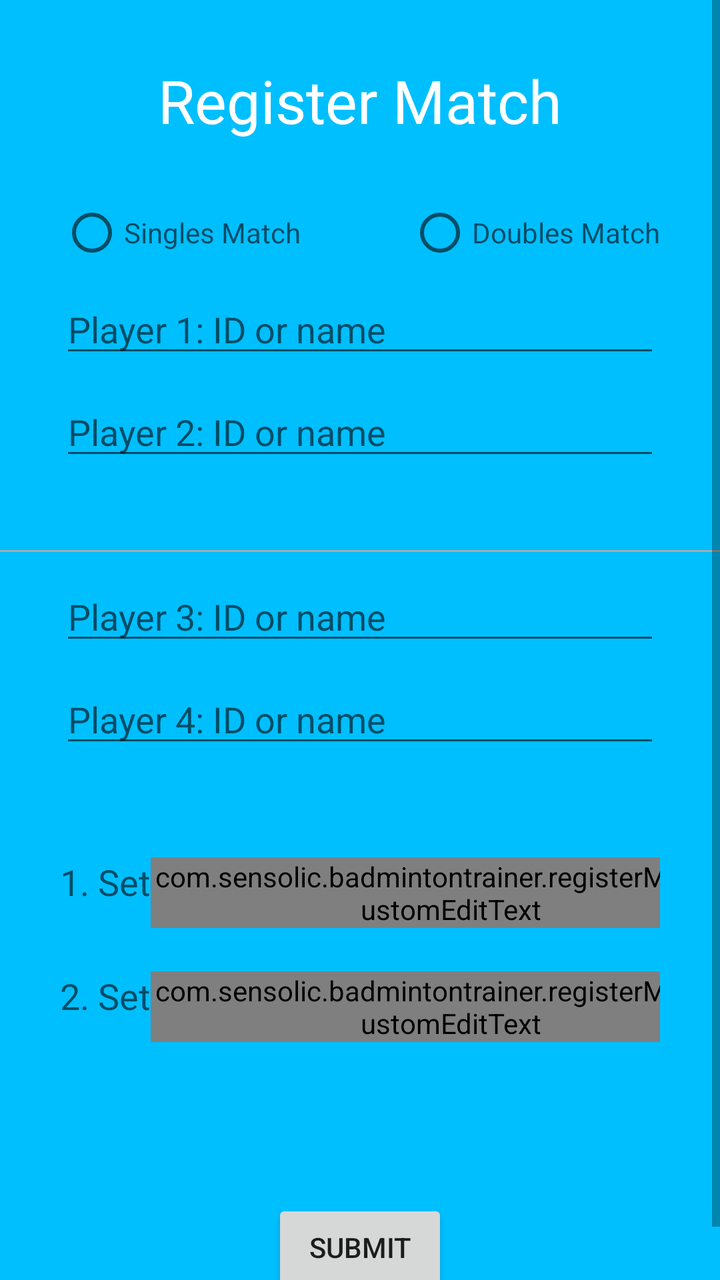
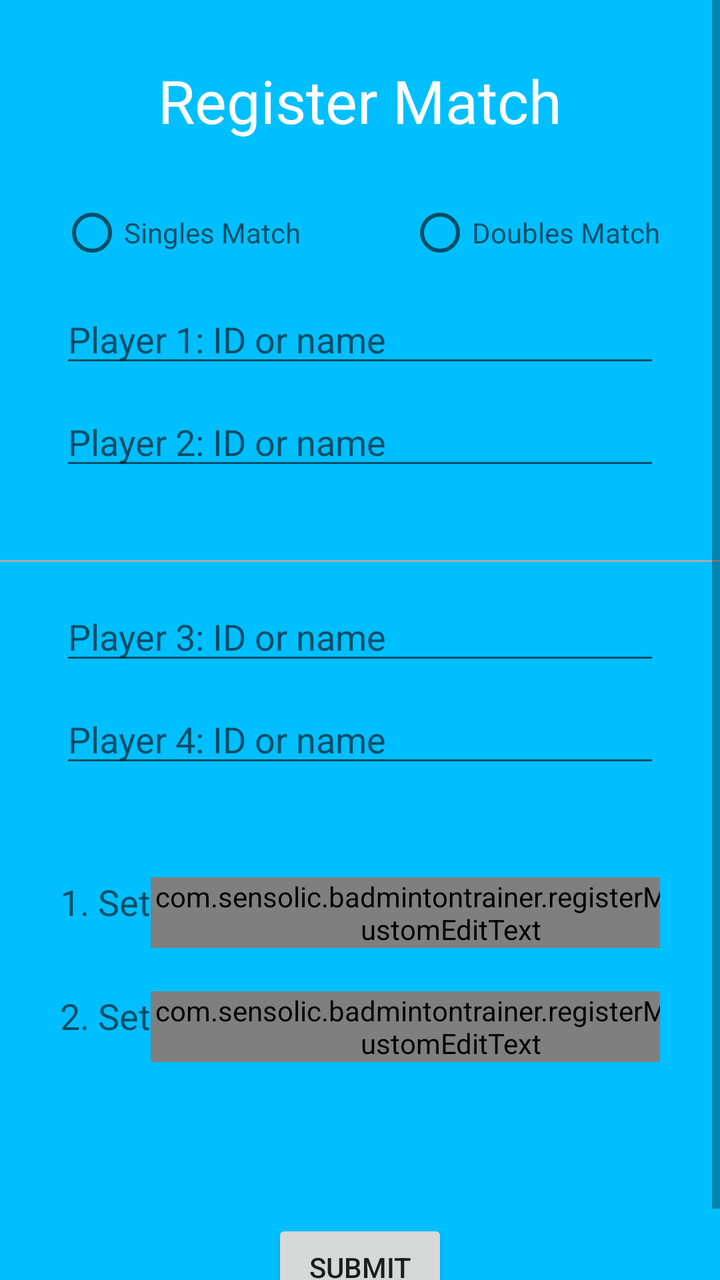

Two renders of the same Android screen: before a commit and after it. Below are the layout's source before the change and the commit's diff.
<!-- AndroidManifest.xml: application theme AppTheme -->
<!-- res/layout/activity_register_match.xml -->
<?xml version="1.0" encoding="utf-8"?>
<ScrollView xmlns:android="http://schemas.android.com/apk/res/android"
    xmlns:tools="http://schemas.android.com/tools"
    android:id="@+id/registerMatchScrollView"
    android:layout_width="match_parent"
    android:layout_height="match_parent"
    android:focusable="true"
    android:focusableInTouchMode="true"
    android:background="@color/colorPrimaryDark"
    tools:context=".registerMatch.RegisterMatchActivity">

    <RelativeLayout
        android:id="@+id/registerMatchContainer"
        android:layout_width="match_parent"
        android:layout_height="wrap_content"
        android:orientation="vertical">

        <TextView
            android:id="@+id/registerMatchHeadline"
            android:layout_width="wrap_content"
            android:layout_height="wrap_content"
            android:layout_centerInParent="true"
            android:layout_alignParentTop="true"
            android:layout_margin="@dimen/marginRegisterMatch"
            android:text="@string/registerMatchHeadline"
            android:textColor="@color/colorRegisterMatch"
            android:textSize="30sp" />

        <RadioGroup
            android:id="@+id/matchTypeSelector"
            android:layout_width="wrap_content"
            android:layout_height="wrap_content"
            android:layout_marginStart="30dp"
            android:layout_marginEnd="30dp"
            android:layout_below="@id/registerMatchHeadline"
            android:orientation="horizontal">

            <RadioButton
                android:id="@+id/singlesMatchSelector"
                android:layout_width="wrap_content"
                android:layout_height="wrap_content"
                android:hint="Singles Match" />

            <View
                android:layout_width="0dp"
                android:layout_height="0dp"
                android:layout_weight="1" />

            <RadioButton
                android:id="@+id/doublesMatchSelector"
                android:layout_width="wrap_content"
                android:layout_height="wrap_content"
                android:hint="Doubles Match" />
        </RadioGroup>

        <AutoCompleteTextView
            android:id="@+id/team1player1chooser"
            android:layout_width="match_parent"
            android:layout_height="wrap_content"
            android:layout_below="@id/matchTypeSelector"
            android:layout_marginStart="30dp"
            android:layout_marginTop="10dp"
            android:layout_marginEnd="30dp"
            android:lines="1"
            android:hint="Player 1: ID or name"/>

        <com.google.android.material.textfield.TextInputLayout
            android:id="@+id/team1player1"
            android:layout_width="match_parent"
            android:layout_height="wrap_content"
            android:layout_below="@id/matchTypeSelector"
            android:layout_marginStart="30dp"
            android:layout_marginTop="10dp"
            android:layout_marginEnd="30dp"
            android:visibility="gone">

            <com.sensolic.badmintontrainer.registerMatch.CustomEditText
                android:id="@+id/player1editText"
                android:layout_width="match_parent"
                android:layout_height="wrap_content"
                android:layout_gravity="center"
                android:inputType="textPersonName"
                android:lines="1"
                android:minWidth="233dp"
                android:visibility="gone"/>
        </com.google.android.material.textfield.TextInputLayout>

        <AutoCompleteTextView
            android:id="@+id/team1player2chooser"
            android:layout_width="match_parent"
            android:layout_height="wrap_content"
            android:layout_below="@id/team1player1chooser"
            android:layout_marginStart="30dp"
            android:layout_marginTop="10dp"
            android:layout_marginEnd="30dp"
            android:hint="Player 2: ID or name"/>

        <com.google.android.material.textfield.TextInputLayout
            android:id="@+id/team1player2"
            android:layout_width="match_parent"
            android:layout_height="wrap_content"
            android:layout_below="@id/team1player1"
            android:layout_marginStart="30dp"
            android:layout_marginTop="10dp"
            android:layout_marginEnd="30dp"
            android:visibility="gone">

            <com.sensolic.badmintontrainer.registerMatch.CustomEditText
                android:id="@+id/player2editText"
                android:layout_width="match_parent"
                android:layout_height="wrap_content"
                android:layout_gravity="center"
                android:inputType="textPersonName"
                android:lines="1"
                android:minWidth="233dp"
                android:visibility="gone"/>
        </com.google.android.material.textfield.TextInputLayout>

        <View
            android:id="@+id/playerSeparator1"
            android:layout_width="match_parent"
            android:layout_height="1dp"
            android:layout_below="@id/team1player2chooser"
            android:layout_marginTop="40dp"
            android:background="@android:color/darker_gray"/>

        <AutoCompleteTextView
            android:id="@+id/team2player1chooser"
            android:layout_width="match_parent"
            android:layout_height="wrap_content"
            android:layout_below="@id/playerSeparator1"
            android:layout_marginStart="30dp"
            android:layout_marginTop="10dp"
            android:layout_marginEnd="30dp"
            android:hint="Player 3: ID or name"/>

        <com.google.android.material.textfield.TextInputLayout
            android:id="@+id/team2player1"
            android:layout_width="match_parent"
            android:layout_height="wrap_content"
            android:layout_below="@id/playerSeparator1"
            android:layout_marginStart="30dp"
            android:layout_marginTop="10dp"
            android:layout_marginEnd="30dp"
            android:visibility="gone">

            <com.sensolic.badmintontrainer.registerMatch.CustomEditText
                android:id="@+id/player3editText"
                android:layout_width="match_parent"
                android:layout_height="wrap_content"
                android:layout_gravity="center"
                android:inputType="textPersonName"
                android:lines="1"
                android:minWidth="233dp"
                android:visibility="gone"/>
        </com.google.android.material.textfield.TextInputLayout>

        <AutoCompleteTextView
            android:id="@+id/team2player2chooser"
            android:layout_width="match_parent"
            android:layout_height="wrap_content"
            android:layout_below="@id/team2player1chooser"
            android:layout_marginStart="30dp"
            android:layout_marginTop="10dp"
            android:layout_marginEnd="30dp"
            android:hint="Player 4: ID or name"/>

        <com.google.android.material.textfield.TextInputLayout
            android:id="@+id/team2player2"
            android:layout_width="match_parent"
            android:layout_height="wrap_content"
            android:layout_below="@id/team2player1"
            android:layout_marginStart="30dp"
            android:layout_marginTop="10dp"
            android:layout_marginEnd="30dp"
            android:visibility="gone">

            <com.sensolic.badmintontrainer.registerMatch.CustomEditText
                android:id="@+id/player4editText"
                android:layout_width="match_parent"
                android:layout_height="wrap_content"
                android:layout_gravity="center"
                android:inputType="textPersonName"
                android:lines="1"
                android:minWidth="233dp"
                android:visibility="gone"/>
        </com.google.android.material.textfield.TextInputLayout>

        <LinearLayout
            android:id="@+id/score1Container"
            android:layout_width="match_parent"
            android:layout_height="wrap_content"
            android:layout_below="@id/team2player2chooser"
            android:layout_marginStart="30dp"
            android:layout_marginTop="50dp"
            android:layout_marginEnd="30dp"
            android:orientation="horizontal">

            <TextView
                android:layout_width="wrap_content"
                android:layout_height="wrap_content"
                android:textColor="?android:textColorHint"
                android:textSize="18sp"
                android:text="@string/firstSet"/>

            <View
                android:layout_width="0dp"
                android:layout_height="0dp"
                android:layout_weight="2" />

            <com.google.android.material.textfield.TextInputLayout
                android:layout_width="wrap_content"
                android:layout_height="wrap_content"
                android:hint="@string/score1Hint">

                <com.sensolic.badmintontrainer.registerMatch.CustomEditText
                    android:id="@+id/score1Team1"
                    android:layout_width="wrap_content"
                    android:layout_height="wrap_content"
                    android:layout_gravity="center"
                    android:inputType="number"
                    android:maxWidth="150dp"
                    android:minWidth="100dp"
                    android:textAlignment="center" />
            </com.google.android.material.textfield.TextInputLayout>

            <TextView
                android:layout_width="wrap_content"
                android:layout_height="wrap_content"
                android:layout_gravity="center"
                android:layout_margin="10dp"
                android:text="@string/scoreSeparator"
                android:textSize="20sp" />

            <com.google.android.material.textfield.TextInputLayout
                android:layout_width="wrap_content"
                android:layout_height="wrap_content"
                android:hint="@string/score2Hint">

                <com.sensolic.badmintontrainer.registerMatch.CustomEditText
                    android:id="@+id/score1Team2"
                    android:layout_width="wrap_content"
                    android:layout_height="wrap_content"
                    android:layout_gravity="center"
                    android:inputType="number"
                    android:maxWidth="150dp"
                    android:minWidth="100dp"
                    android:textAlignment="center" />
            </com.google.android.material.textfield.TextInputLayout>

            <View
                android:layout_width="0dp"
                android:layout_height="0dp"
                android:layout_weight="2" />

        </LinearLayout>

        <LinearLayout
            android:id="@+id/score2Container"
            android:layout_width="match_parent"
            android:layout_height="wrap_content"
            android:layout_below="@id/score1Container"
            android:layout_marginStart="30dp"
            android:layout_marginTop="10dp"
            android:layout_marginEnd="30dp"
            android:orientation="horizontal">

            <TextView
                android:layout_width="wrap_content"
                android:layout_height="wrap_content"
                android:textColor="?android:textColorHint"
                android:textSize="18sp"
                android:text="@string/secondSet"/>

            <View
                android:layout_width="0dp"
                android:layout_height="0dp"
                android:layout_weight="2" />

            <com.google.android.material.textfield.TextInputLayout
                android:layout_width="wrap_content"
                android:layout_height="wrap_content"
                android:hint="@string/score1Hint">

                <com.sensolic.badmintontrainer.registerMatch.CustomEditText
                    android:id="@+id/score2Team1"
                    android:layout_width="wrap_content"
                    android:layout_height="wrap_content"
                    android:layout_gravity="center"
                    android:inputType="number"
                    android:maxWidth="150dp"
                    android:minWidth="100dp"
                    android:textAlignment="center" />
            </com.google.android.material.textfield.TextInputLayout>

            <TextView
                android:layout_width="wrap_content"
                android:layout_height="wrap_content"
                android:layout_gravity="center"
                android:layout_margin="10dp"
                android:text="@string/scoreSeparator"
                android:textSize="20sp" />

            <com.google.android.material.textfield.TextInputLayout
                android:layout_width="wrap_content"
                android:layout_height="wrap_content"
                android:hint="@string/score2Hint">

                <com.sensolic.badmintontrainer.registerMatch.CustomEditText
                    android:id="@+id/score2Team2"
                    android:layout_width="wrap_content"
                    android:layout_height="wrap_content"
                    android:layout_gravity="center"
                    android:inputType="number"
                    android:maxWidth="150dp"
                    android:minWidth="100dp"
                    android:textAlignment="center" />
            </com.google.android.material.textfield.TextInputLayout>

            <View
                android:layout_width="0dp"
                android:layout_height="0dp"
                android:layout_weight="2" />

        </LinearLayout>

        <LinearLayout
            android:id="@+id/score3Container"
            android:layout_width="match_parent"
            android:layout_height="wrap_content"
            android:layout_below="@id/score2Container"
            android:layout_marginStart="30dp"
            android:layout_marginTop="10dp"
            android:layout_marginEnd="30dp"
            android:orientation="horizontal"
            android:visibility="gone">

            <TextView
                android:layout_width="wrap_content"
                android:layout_height="wrap_content"
                android:textColor="?android:textColorHint"
                android:textSize="18sp"
                android:text="@string/thirdSet"/>

            <View
                android:layout_width="0dp"
                android:layout_height="0dp"
                android:layout_weight="2" />

            <com.google.android.material.textfield.TextInputLayout
                android:layout_width="wrap_content"
                android:layout_height="wrap_content"
                android:hint="@string/score1Hint">

                <com.sensolic.badmintontrainer.registerMatch.CustomEditText
                    android:id="@+id/score3Team1"
                    android:layout_width="wrap_content"
                    android:layout_height="wrap_content"
                    android:layout_gravity="center"
                    android:inputType="number"
                    android:maxWidth="150dp"
                    android:minWidth="100dp"
                    android:textAlignment="center" />
            </com.google.android.material.textfield.TextInputLayout>

            <TextView
                android:layout_width="wrap_content"
                android:layout_height="wrap_content"
                android:layout_gravity="center"
                android:layout_margin="10dp"
                android:text="@string/scoreSeparator"
                android:textSize="20sp" />

            <com.google.android.material.textfield.TextInputLayout
                android:layout_width="wrap_content"
                android:layout_height="wrap_content"
                android:hint="@string/score2Hint">

                <com.sensolic.badmintontrainer.registerMatch.CustomEditText
                    android:id="@+id/score3Team2"
                    android:layout_width="wrap_content"
                    android:layout_height="wrap_content"
                    android:layout_gravity="center"
                    android:inputType="number"
                    android:maxWidth="150dp"
                    android:minWidth="100dp"
                    android:textAlignment="center" />
            </com.google.android.material.textfield.TextInputLayout>

            <View
                android:layout_width="0dp"
                android:layout_height="0dp"
                android:layout_weight="2" />

        </LinearLayout>

        <TextView
            android:id="@+id/errorText"
            android:layout_width="match_parent"
            android:layout_height="wrap_content"
            android:layout_below="@id/score3Container"
            android:layout_gravity="center"
            android:layout_marginStart="30dp"
            android:layout_marginTop="20dp"
            android:layout_marginEnd="30dp"
            android:text=""
            android:textAlignment="center"
            android:textColor="@color/colorError"
            android:textSize="20sp" />

        <Button
            android:id="@+id/submitButton"
            android:layout_width="wrap_content"
            android:layout_height="match_parent"
            android:layout_below="@id/errorText"
            android:layout_centerInParent="true"
            android:layout_marginTop="20dp"
            android:layout_marginBottom="20dp"
            android:text="@string/submitButton" />

    </RelativeLayout>
</ScrollView>
<!-- resources referenced by this layout -->
<resources>
  <color name="colorError">#FF0000</color>
  <color name="colorPrimaryDark">#00BFFF</color>
  <color name="colorRegisterMatch">#FFFFFF</color>
  <dimen name="marginRegisterMatch">30dp</dimen>
  <string name="firstSet">1. Set</string>
  <string name="registerMatchHeadline">Register Match</string>
  <string name="score1Hint">Score 1 </string>
  <string name="score2Hint">Score 2 </string>
  <string name="scoreSeparator">:</string>
  <string name="secondSet">2. Set</string>
  <string name="submitButton">Submit</string>
  <string name="thirdSet">3. Set</string>
  <style name="AppTheme" parent="Theme.AppCompat.Light.NoActionBar">
          
          <item name="colorPrimary">@color/colorPrimary</item>
          <item name="colorPrimaryDark">@color/colorPrimaryDark</item>
          <item name="colorAccent">@color/colorAccent</item>
      </style>
  <color name="colorPrimary">#6200EE</color>
  <color name="colorAccent">#03DAC5</color>
</resources>

<!-- the commit's change to res/layout/activity_register_match.xml (unified diff, before → after) -->
@@ -59,31 +59,13 @@
             android:layout_height="wrap_content"
             android:layout_below="@id/matchTypeSelector"
             android:layout_marginStart="30dp"
-            android:layout_marginTop="10dp"
+            android:layout_marginTop="15dp"
             android:layout_marginEnd="30dp"
             android:lines="1"
-            android:hint="Player 1: ID or name"/>
-
-        <com.google.android.material.textfield.TextInputLayout
-            android:id="@+id/team1player1"
-            android:layout_width="match_parent"
-            android:layout_height="wrap_content"
-            android:layout_below="@id/matchTypeSelector"
-            android:layout_marginStart="30dp"
-            android:layout_marginTop="10dp"
-            android:layout_marginEnd="30dp"
-            android:visibility="gone">
-
-            <com.sensolic.badmintontrainer.registerMatch.CustomEditText
-                android:id="@+id/player1editText"
-                android:layout_width="match_parent"
-                android:layout_height="wrap_content"
-                android:layout_gravity="center"
-                android:inputType="textPersonName"
-                android:lines="1"
-                android:minWidth="233dp"
-                android:visibility="gone"/>
-        </com.google.android.material.textfield.TextInputLayout>
+            android:hint="Player 1: ID or name"
+            android:minWidth="233dp"
+            android:imeOptions="actionNext"
+            android:inputType="textPersonName"/>
 
         <AutoCompleteTextView
             android:id="@+id/team1player2chooser"
@@ -93,28 +75,10 @@
             android:layout_marginStart="30dp"
             android:layout_marginTop="10dp"
             android:layout_marginEnd="30dp"
-            android:hint="Player 2: ID or name"/>
-
-        <com.google.android.material.textfield.TextInputLayout
-            android:id="@+id/team1player2"
-            android:layout_width="match_parent"
-            android:layout_height="wrap_content"
-            android:layout_below="@id/team1player1"
-            android:layout_marginStart="30dp"
-            android:layout_marginTop="10dp"
-            android:layout_marginEnd="30dp"
-            android:visibility="gone">
-
-            <com.sensolic.badmintontrainer.registerMatch.CustomEditText
-                android:id="@+id/player2editText"
-                android:layout_width="match_parent"
-                android:layout_height="wrap_content"
-                android:layout_gravity="center"
-                android:inputType="textPersonName"
-                android:lines="1"
-                android:minWidth="233dp"
-                android:visibility="gone"/>
-        </com.google.android.material.textfield.TextInputLayout>
+            android:hint="Player 2: ID or name"
+            android:minWidth="233dp"
+            android:imeOptions="actionNext"
+            android:inputType="textPersonName"/>
 
         <View
             android:id="@+id/playerSeparator1"
@@ -130,30 +94,12 @@
             android:layout_height="wrap_content"
             android:layout_below="@id/playerSeparator1"
             android:layout_marginStart="30dp"
-            android:layout_marginTop="10dp"
-            android:layout_marginEnd="30dp"
-            android:hint="Player 3: ID or name"/>
-
-        <com.google.android.material.textfield.TextInputLayout
-            android:id="@+id/team2player1"
-            android:layout_width="match_parent"
-            android:layout_height="wrap_content"
-            android:layout_below="@id/playerSeparator1"
-            android:layout_marginStart="30dp"
-            android:layout_marginTop="10dp"
-            android:layout_marginEnd="30dp"
-            android:visibility="gone">
-
-            <com.sensolic.badmintontrainer.registerMatch.CustomEditText
-                android:id="@+id/player3editText"
-                android:layout_width="match_parent"
-                android:layout_height="wrap_content"
-                android:layout_gravity="center"
-                android:inputType="textPersonName"
-                android:lines="1"
-                android:minWidth="233dp"
-                android:visibility="gone"/>
-        </com.google.android.material.textfield.TextInputLayout>
+            android:layout_marginTop="15dp"
+            android:layout_marginEnd="30dp"
+            android:hint="Player 3: ID or name"
+            android:minWidth="233dp"
+            android:imeOptions="actionNext"
+            android:inputType="textPersonName"/>
 
         <AutoCompleteTextView
             android:id="@+id/team2player2chooser"
@@ -163,28 +109,10 @@
             android:layout_marginStart="30dp"
             android:layout_marginTop="10dp"
             android:layout_marginEnd="30dp"
-            android:hint="Player 4: ID or name"/>
-
-        <com.google.android.material.textfield.TextInputLayout
-            android:id="@+id/team2player2"
-            android:layout_width="match_parent"
-            android:layout_height="wrap_content"
-            android:layout_below="@id/team2player1"
-            android:layout_marginStart="30dp"
-            android:layout_marginTop="10dp"
-            android:layout_marginEnd="30dp"
-            android:visibility="gone">
-
-            <com.sensolic.badmintontrainer.registerMatch.CustomEditText
-                android:id="@+id/player4editText"
-                android:layout_width="match_parent"
-                android:layout_height="wrap_content"
-                android:layout_gravity="center"
-                android:inputType="textPersonName"
-                android:lines="1"
-                android:minWidth="233dp"
-                android:visibility="gone"/>
-        </com.google.android.material.textfield.TextInputLayout>
+            android:hint="Player 4: ID or name"
+            android:minWidth="233dp"
+            android:imeOptions="actionNext"
+            android:inputType="textPersonName"/>
 
         <LinearLayout
             android:id="@+id/score1Container"
